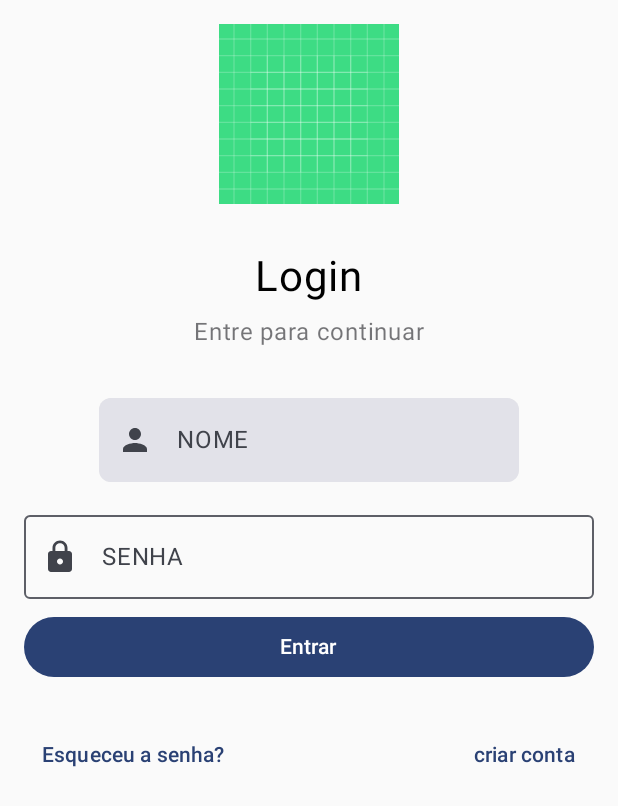
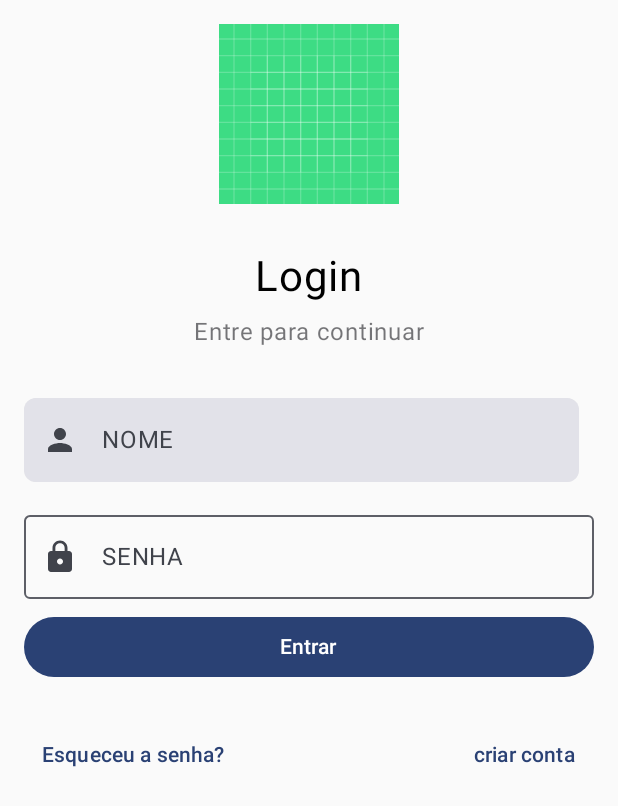
Before and after one commit to Joaovts07/LevaJa, an Android app built with Jetpack Compose: the screen it shows after launch (MainActivity), on a phone screen of 412 x 824 dp. Shown: the top 806 px of the screen. Run offline under Robolectric (Android 15) with nearby library versions, the phone set to English and light mode, and no system bars.

Commit message:
CAR-1: Adjust LevaJaTextField size and center

```diff
--- a/app/src/main/java/com/example/levaja/ui/components/LevaJaTextField.kt
+++ b/app/src/main/java/com/example/levaja/ui/components/LevaJaTextField.kt
@@ -1,6 +1,7 @@
 package com.example.levaja.ui.components
 
 import androidx.compose.foundation.background
+import androidx.compose.foundation.layout.fillMaxWidth
 import androidx.compose.foundation.layout.padding
 import androidx.compose.foundation.shape.RoundedCornerShape
 import androidx.compose.material3.Text
@@ -32,7 +33,8 @@ fun LevaJaTextField(
             }
         },
         modifier = Modifier
-            .padding(start = 16.dp, end = 16.dp, top = 6.dp, bottom = 6.dp)
+            .fillMaxWidth()
+            .padding(end = 10.dp, top = 6.dp, bottom = 6.dp)
             .background(
                 color = Color.LightGray.copy(alpha = 0.3f),
                 shape = RoundedCornerShape(8.dp)
```
